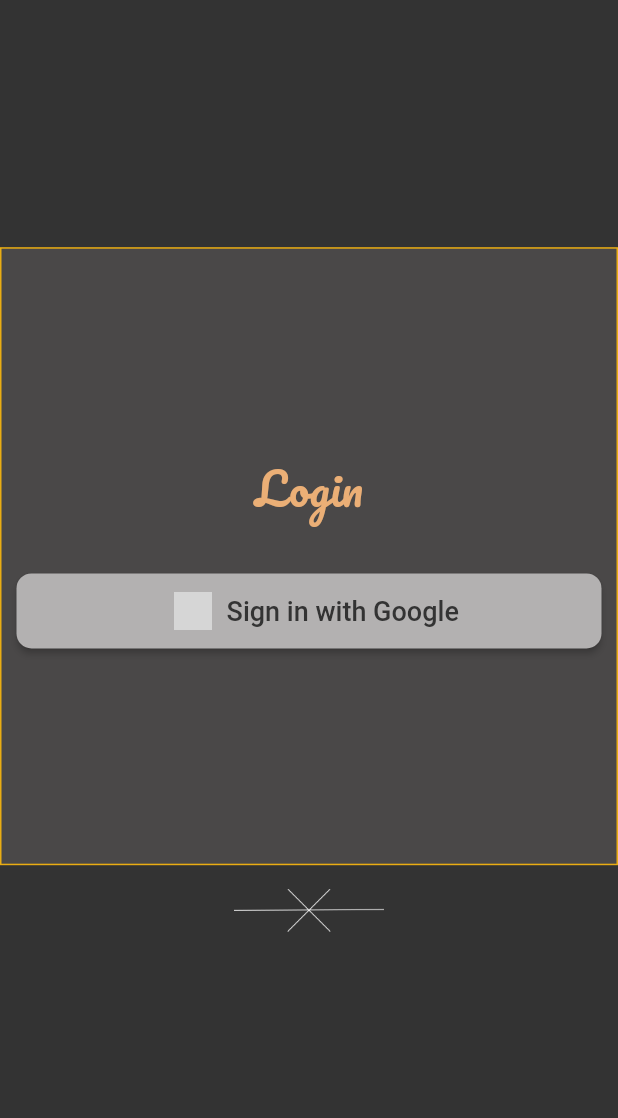
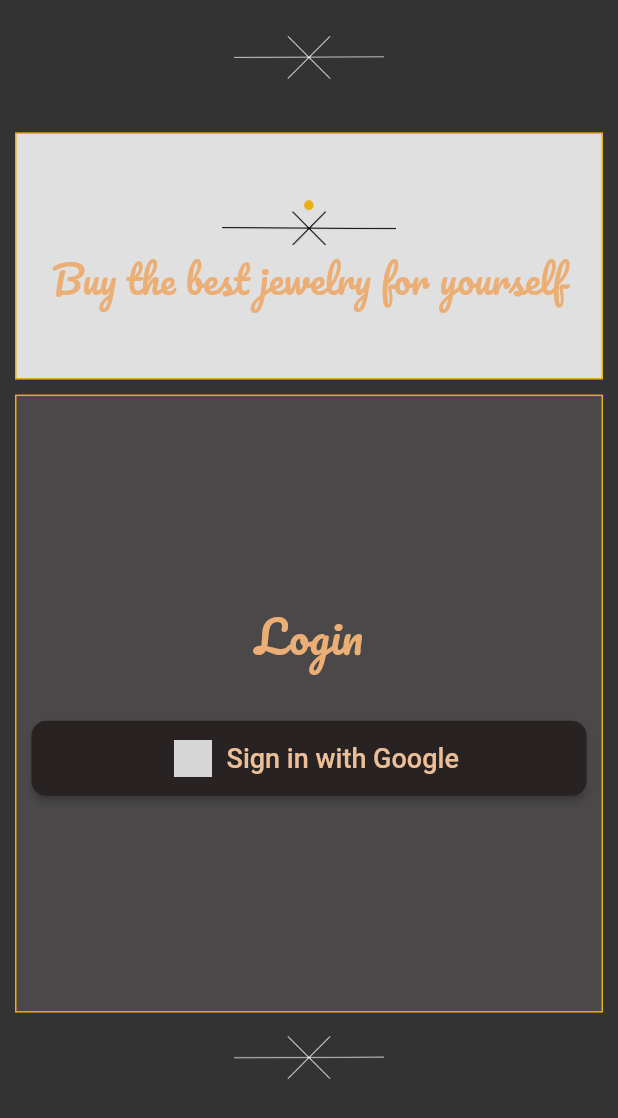
Before and after one commit to ameysunu/DemonHacks, a Flutter app: the screen it shows after launch, after a tap on an icon or button, on a phone screen of 412 x 824 dp. Shown: the top 1118 px of the screen. Run offline on Flutter 3.47's test engine with Material 2 defaults, Android fonts, the phone set to English and light mode, and no system bars; our stand-ins replace firebase_auth, firebase_core, google_sign_in, hexcolor; accounts and stored records are empty; grey boxes are pictures that could not be loaded.

Commit message:
ui changes

```diff
--- a/lib/home.dart
+++ b/lib/home.dart
@@ -124,6 +124,17 @@
           ),
         ),
       ),
+      floatingActionButton: FloatingActionButton(
+        backgroundColor: HexColor('#EBBF97'),
+        child: Icon(
+          Icons.logout,
+          color: HexColor('#282222'),
+        ),
+        onPressed: () {
+          signOutGoogle();
+          Navigator.pop(context);
+        },
+      ),
     );
   }
 }
--- a/lib/login.dart
+++ b/lib/login.dart
@@ -36,10 +36,13 @@
     assert(user.displayName != null);
     assert(user.photoURL != null);
 
-    // Store the retrieved data
     name = user.displayName;
     email = user.email;
     imageUrl = user.photoURL;
+
+    if (name.contains(" ")) {
+      name = name.substring(0, name.indexOf(" "));
+    }
 
     final User currentUser = _auth.currentUser;
     assert(user.uid == currentUser.uid);
@@ -73,10 +76,44 @@
           child: Column(
             children: [
               Container(
+                height: MediaQuery.of(context).size.height * 0.01,
+                width: MediaQuery.of(context).size.width * 1,
+              ),
+              Padding(
+                padding: const EdgeInsets.all(10.0),
+                child: Container(
+                  height: 40,
+                  width: 100,
+                  child: Image.asset('images/designwhite.png'),
+                ),
+              ),
+              Padding(
+                padding: const EdgeInsets.only(top: 20.0, left: 10, right: 10),
+                child: Container(
                   height: MediaQuery.of(context).size.height * 0.2,
                   width: MediaQuery.of(context).size.width * 1,
+                  decoration: BoxDecoration(
+                      color: HexColor('#E0E0E0'),
+                      border: Border.all(color: HexColor('#EAAD13'))),
+                  child: Column(
+                    mainAxisAlignment: MainAxisAlignment.center,
+                    children: [
+                      Container(
+                          height: 30, child: Image.asset('images/design.png')),
+                      Text(
+                        "Buy the best jewelry for yourself",
+                        style: TextStyle(
+                            color: HexColor('#EBAF76'),
+                            fontFamily: 'Pacifico',
+                            fontSize: 25),
                       ),
-              Container(
+                    ],
+                  ),
+                ),
+              ),
+              Padding(
+                padding: const EdgeInsets.only(top: 10.0, left: 10, right: 10),
+                child: Container(
                   height: MediaQuery.of(context).size.height * 0.5,
                   width: MediaQuery.of(context).size.width * 1,
                   decoration: BoxDecoration(
@@ -96,7 +133,7 @@
                       Padding(
                         padding: const EdgeInsets.fromLTRB(10.0, 30, 10, 10),
                         child: RaisedButton(
-                        color: HexColor('#B3B1B1'),
+                          color: HexColor('#282222'),
                           child: Container(
                             height: 50,
                             child: Row(
@@ -113,7 +150,7 @@
                                 Text(
                                   "Sign in with Google",
                                   style: TextStyle(
-                                    color: HexColor('#333333'), fontSize: 18),
+                                      color: HexColor('#EBBF97'), fontSize: 18),
                                 ),
                               ],
                             ),
@@ -139,6 +176,7 @@
                     ],
                   ),
                 ),
+              ),
               Padding(
                 padding: const EdgeInsets.all(10.0),
                 child: Container(
```
Lines whose indentation alone changed are shown as unchanged.
